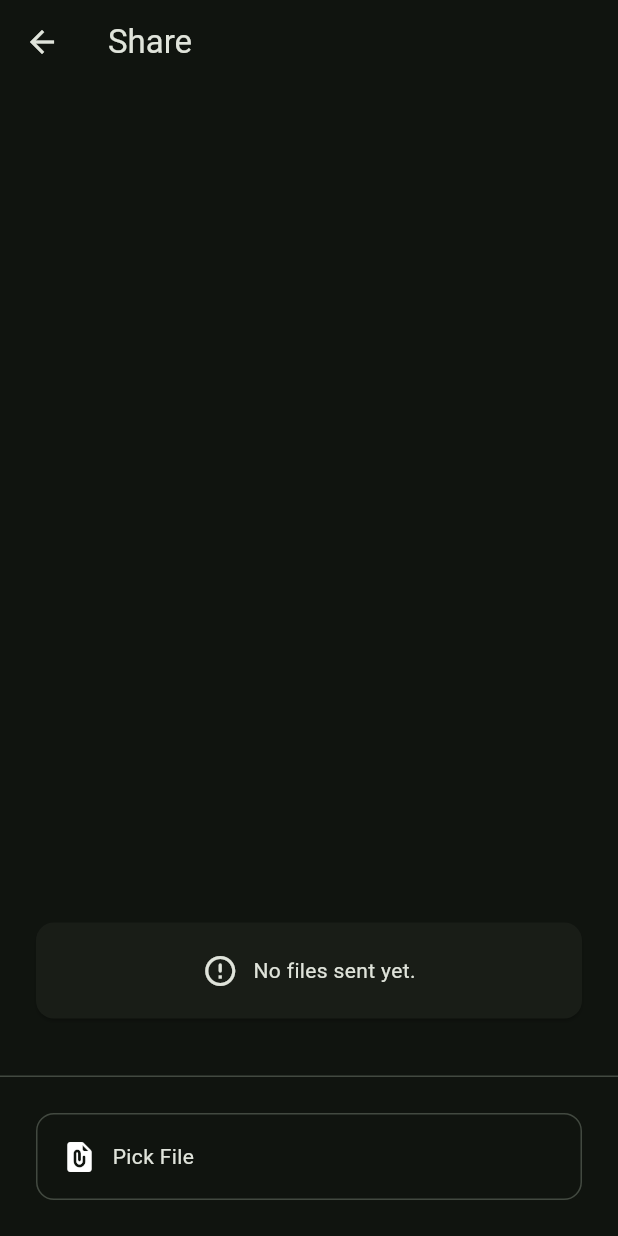
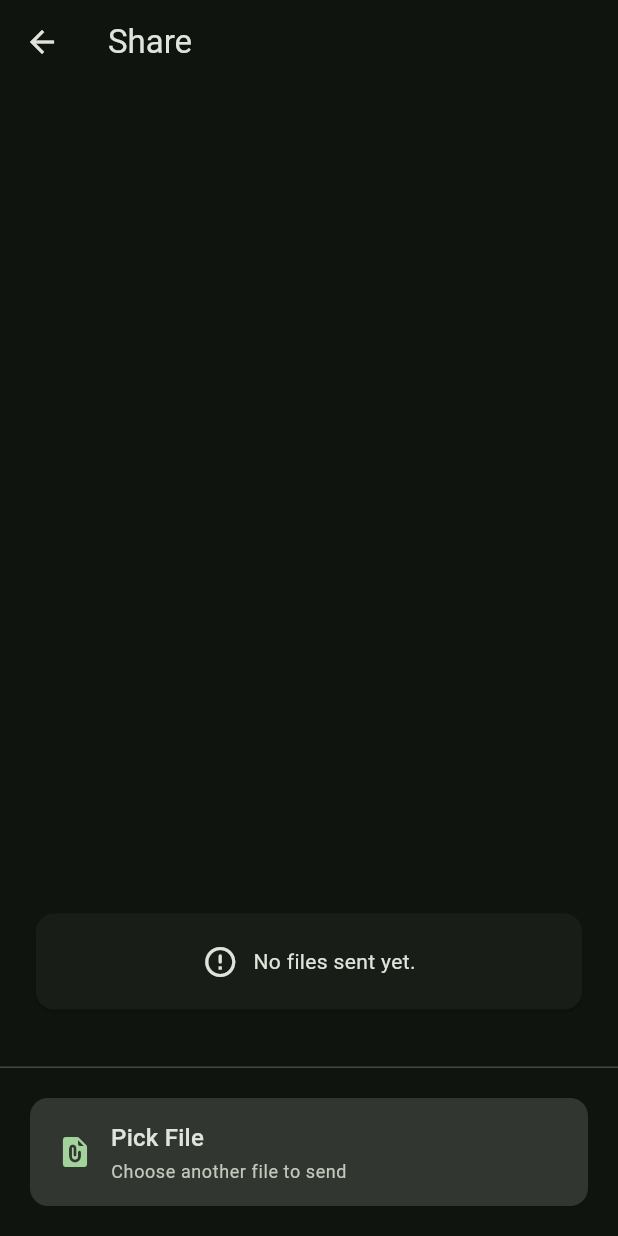
Before and after one commit to iamsami101/Flashbyte, a Flutter app: the TcpChatPage screen opened directly, after a tap on "Pick File", on a phone screen of 412 x 824 dp. Run offline on Flutter 3.47's test engine with Material 3 defaults, Android fonts, the phone set to English and light mode, and no system bars; drawn by our look-alikes of dynamic_color, flutter_animate; our stand-ins replace connectivity_plus, flutter_local_notifications, open_filex, qr_flutter, shared_preferences; missing offline and left inert: disable_battery_optimization, external_path, fast_file_picker, heroine, loading_indicator_m3e, material_new_shapes and 7 more; accounts and stored records are empty.

Commit message:
fix: show chat disconnect error state

```diff
--- a/lib/tcp_socket_pages/tcp_chat_page.dart
+++ b/lib/tcp_socket_pages/tcp_chat_page.dart
@@ -56,7 +56,12 @@ class _TcpChatPageState extends State<TcpChatPage> {
           case 'disconnect':
             if (!mounted) return;
             _disconnectSignalSent = true;
-            if (!_leavingPage) {
+            if (!_leavingPage && isSharingInProgress) {
+              _showConnectionIssueDialog(
+                message:
+                    'Connection lost. The other device disconnected during the transfer.',
+              );
+            } else if (!_leavingPage) {
               Navigator.pop(context);
               showScaffoldSnackbar("Disconnected");
             }
@@ -122,65 +127,9 @@ class _TcpChatPageState extends State<TcpChatPage> {
             if (_disconnectSignalSent || !mounted) {
               break;
             }
-            if (_errorDialogVisible) {
-              break;
-            }
-            isDisconnected.value = true;
-            _errorDialogVisible = true;
-            showGeneralDialog(
-              context: context,
-              barrierDismissible: true,
-              barrierLabel: "Close Dialog",
-              pageBuilder:
-                  (
-                    context,
-                    animation,
-                    secondaryAnimation,
-                  ) => AlertDialog(
-                    title: Row(
-                      spacing: 10,
-                      children: [
-                        Icon(
-                          Icons.error_rounded,
-                          color: Theme.of(
-                            context,
-                          ).colorScheme.onErrorContainer,
-                        ),
-                        Text('Error'),
-                      ],
-                    ),
-                    content: Column(
-                      crossAxisAlignment: CrossAxisAlignment.start,
-                      mainAxisSize: MainAxisSize.min,
-                      spacing: 10,
-                      children: [
-                        Text(
-                          "Connection may have been disrupted\n\nError log:",
-                        ),
-                        Card(
-                          margin: EdgeInsets.all(0),
-                          child: Padding(
-                            padding: const EdgeInsets.all(
-                              10,
-                            ),
-                            child: ConstrainedBox(
-                              constraints: BoxConstraints(
-                                maxHeight: 200,
-                              ),
-                              child: SingleChildScrollView(
-                                child: Text(
-                                  message['message'],
-                                ),
-                              ),
-                            ),
-                          ),
-                        ),
-                      ],
-                    ),
-                  ),
-            ).then((_) {
-              _errorDialogVisible = false;
-            });
+            _showConnectionIssueDialog(
+              message: message['message'] as String? ?? 'Unknown error',
+            );
             break;
         }
       },
@@ -305,43 +254,12 @@ class _TcpChatPageState extends State<TcpChatPage> {
                                 mainAxisAlignment: MainAxisAlignment.center,
                                 children: [
                                   Expanded(
-                                    child: Card.outlined(
-                                      child: ValueListenableBuilder(
-                                        valueListenable: isDisconnected,
-                                        builder: (context, value, child) => InkWell(
-                                          borderRadius: BorderRadius.circular(
-                                            12,
+                                    child: ValueListenableBuilder(
+                                      valueListenable: isDisconnected,
+                                      builder: (context, value, child) =>
+                                          _buildPickFileButton(
+                                            isConnectionLost: value,
                                           ),
-                                          onTap:
-                                              value == true ||
-                                                  isSharingInProgress
-                                              ? null
-                                              : () async {
-                                                  final pickedFile =
-                                                      await FastFilePicker.pickFile();
-                                                  if (pickedFile == null) {
-                                                    return;
-                                                  }
-                                                  _sendPickedFile(
-                                                    pickedFile,
-                                                  );
-                                                },
-                                          child: Padding(
-                                            padding: EdgeInsets.all(17),
-                                            child: IntrinsicHeight(
-                                              child: Row(
-                                                spacing: 10,
-                                                children: [
-                                                  Icon(
-                                                    Icons.file_present_rounded,
-                                                  ),
-                                                  Text("Pick File"),
-                                                ],
-                                              ),
-                                            ),
-                                          ),
-                                        ),
-                                      ),
                                     ),
                                   ),
                                 ],
@@ -378,6 +296,7 @@ class _TcpChatPageState extends State<TcpChatPage> {
   Widget _buildPeerDetailsPanel() {
     final colorScheme = Theme.of(context).colorScheme;
     final peer = _peerInfo;
+    final disconnected = isDisconnected.value;
 
     return ColoredBox(
       color: colorScheme.surfaceContainerLow,
@@ -434,15 +353,50 @@ class _TcpChatPageState extends State<TcpChatPage> {
                         Icon(
                           Icons.circle,
                           size: 9,
-                          color: colorScheme.primary,
+                          color: disconnected
+                              ? colorScheme.error
+                              : colorScheme.primary,
                         ),
                         Text(
-                          "Connected",
+                          disconnected ? "Disconnected" : "Connected",
                           style: Theme.of(context).textTheme.labelLarge
-                              ?.copyWith(color: colorScheme.primary),
+                              ?.copyWith(
+                                color: disconnected
+                                    ? colorScheme.error
+                                    : colorScheme.primary,
+                              ),
                         ),
                       ],
                     ),
+                    if (disconnected) ...[
+                      const SizedBox(height: 16),
+                      Card(
+                        margin: EdgeInsets.zero,
+                        color: colorScheme.errorContainer,
+                        child: Padding(
+                          padding: const EdgeInsets.all(14),
+                          child: Row(
+                            crossAxisAlignment: CrossAxisAlignment.start,
+                            spacing: 10,
+                            children: [
+                              Icon(
+                                Icons.link_off_rounded,
+                                color: colorScheme.onErrorContainer,
+                              ),
+                              Expanded(
+                                child: Text(
+                                  "This session ended. Go back to reconnect before sending more files.",
+                                  style: Theme.of(context).textTheme.bodyMedium
+                                      ?.copyWith(
+                                        color: colorScheme.onErrorContainer,
+                                      ),
+                                ),
+                              ),
+                            ],
+                          ),
+                        ),
+                      ),
+                    ],
                     const SizedBox(height: 28),
                     _buildPeerDetailRow(
                       icon: Icons.lan_rounded,
@@ -517,6 +471,92 @@ class _TcpChatPageState extends State<TcpChatPage> {
     );
   }
 
+  Widget _buildPickFileButton({required bool isConnectionLost}) {
+    final colorScheme = Theme.of(context).colorScheme;
+    final disabled = isConnectionLost || isSharingInProgress;
+    final title = isConnectionLost
+        ? "Connection lost"
+        : isSharingInProgress
+        ? "Transfer in progress"
+        : "Pick File";
+    final subtitle = isConnectionLost
+        ? "Reconnect to send more files"
+        : isSharingInProgress
+        ? "Wait for this transfer to finish"
+        : "Choose another file to send";
+    final icon = isConnectionLost
+        ? Icons.link_off_rounded
+        : isSharingInProgress
+        ? Icons.hourglass_top_rounded
+        : Icons.file_present_rounded;
+
+    return Card(
+      margin: EdgeInsets.zero,
+      color: isConnectionLost
+          ? colorScheme.errorContainer
+          : colorScheme.surfaceContainerHighest,
+      elevation: isConnectionLost ? 2 : 0,
+      child: InkWell(
+        borderRadius: BorderRadius.circular(12),
+        onTap: disabled
+            ? null
+            : () async {
+                final pickedFile = await FastFilePicker.pickFile();
+                if (pickedFile == null) {
+                  return;
+                }
+                _sendPickedFile(pickedFile);
+              },
+        child: Padding(
+          padding: const EdgeInsets.symmetric(horizontal: 18, vertical: 15),
+          child: Row(
+            spacing: 12,
+            children: [
+              AnimatedSwitcher(
+                duration: 180.ms,
+                switchInCurve: Curves.easeOutCubic,
+                switchOutCurve: Curves.easeInCubic,
+                child: Icon(
+                  icon,
+                  key: ValueKey(icon),
+                  color: isConnectionLost
+                      ? colorScheme.onErrorContainer
+                      : colorScheme.primary,
+                ),
+              ),
+              Expanded(
+                child: Column(
+                  crossAxisAlignment: CrossAxisAlignment.start,
+                  spacing: 2,
+                  children: [
+                    Text(
+                      title,
+                      style: Theme.of(context).textTheme.titleMedium?.copyWith(
+                        color: isConnectionLost
+                            ? colorScheme.onErrorContainer
+                            : colorScheme.onSurface,
+                      ),
+                    ),
+                    Text(
+                      subtitle,
+                      style: Theme.of(context).textTheme.bodySmall?.copyWith(
+                        color: isConnectionLost
+                            ? colorScheme.onErrorContainer.withValues(
+                                alpha: 0.78,
+                              )
+                            : colorScheme.onSurfaceVariant,
+                      ),
+                    ),
+                  ],
+                ),
+              ),
+            ],
+          ),
+        ),
+      ),
+    );
+  }
+
   void showScaffoldSnackbar(String message) {
     ScaffoldMessenger.of(context).clearSnackBars();
     ScaffoldMessenger.of(context).showSnackBar(
@@ -551,6 +591,59 @@ class _TcpChatPageState extends State<TcpChatPage> {
     }
 
     SocketService.instance.sendFile(fileLocation);
+  }
+
+  void _showConnectionIssueDialog({required String message}) {
+    if (_errorDialogVisible || !mounted) {
+      return;
+    }
+
+    setState(() {
+      isSharingInProgress = false;
+    });
+    isDisconnected.value = true;
+    _errorDialogVisible = true;
+
+    showGeneralDialog(
+      context: context,
+      barrierDismissible: true,
+      barrierLabel: "Close Dialog",
+      pageBuilder: (context, animation, secondaryAnimation) => AlertDialog(
+        title: Row(
+          spacing: 10,
+          children: [
+            Icon(
+              Icons.error_rounded,
+              color: Theme.of(context).colorScheme.onErrorContainer,
+            ),
+            const Text('Connection Lost'),
+          ],
+        ),
+        content: Column(
+          crossAxisAlignment: CrossAxisAlignment.start,
+          mainAxisSize: MainAxisSize.min,
+          spacing: 10,
+          children: [
+            const Text("Connection may have been disrupted\n\nError log:"),
+            Card(
+              margin: EdgeInsets.zero,
+              color: Theme.of(context).colorScheme.surfaceContainerHighest,
+              child: Padding(
+                padding: const EdgeInsets.all(10),
+                child: ConstrainedBox(
+                  constraints: const BoxConstraints(maxHeight: 200),
+                  child: SingleChildScrollView(
+                    child: SelectableText(message),
+                  ),
+                ),
+              ),
+            ),
+          ],
+        ),
+      ),
+    ).then((_) {
+      _errorDialogVisible = false;
+    });
   }
 
   void _scrollToBottom() {
```
